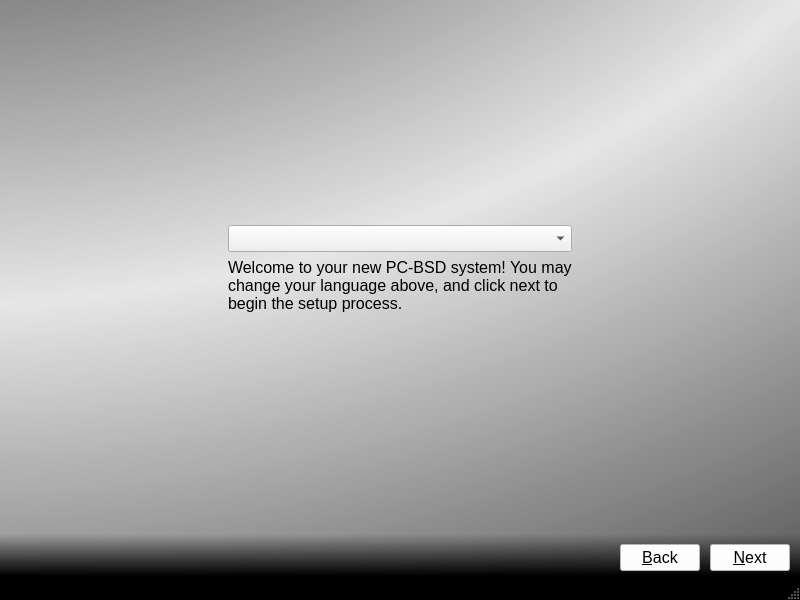
Above: src-qt5/pc-firstbootgui/firstboot.ui from trueos/pcbsd before the change. Below: the same form after it.
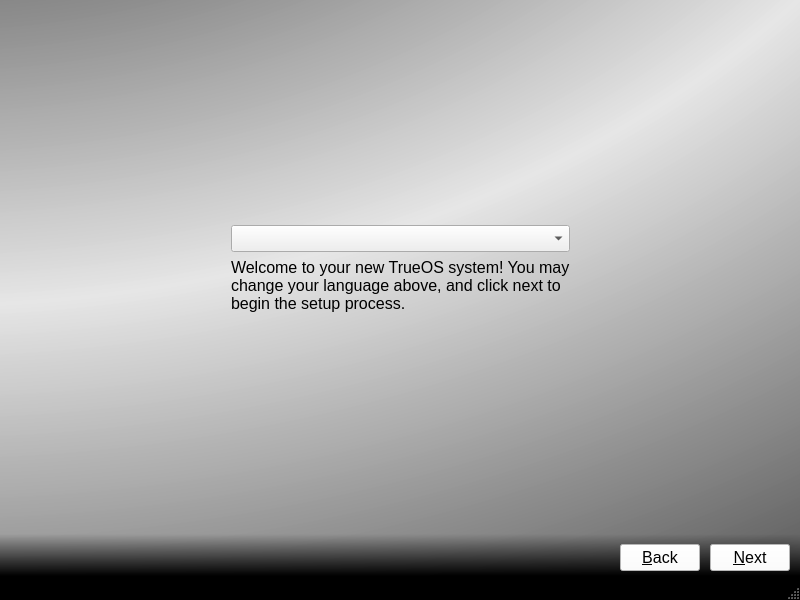
That is the form after the change. Icons and pictures are not drawn.

The edit to the form file:
```diff
--- a/src-qt5/pc-firstbootgui/firstboot.ui
+++ b/src-qt5/pc-firstbootgui/firstboot.ui
@@ -179,7 +179,7 @@
              <string notr="true">background: transparent;</string>
             </property>
             <property name="text">
-             <string>Welcome to your new PC-BSD system! You may change your language above, and click next to begin the setup process.</string>
+             <string>Welcome to your new TrueOS system! You may change your language above, and click next to begin the setup process.</string>
             </property>
             <property name="alignment">
              <set>Qt::AlignLeading|Qt::AlignLeft|Qt::AlignTop</set>
```
Left out of the diff: 4 changed lines with no effect on the pictures.
